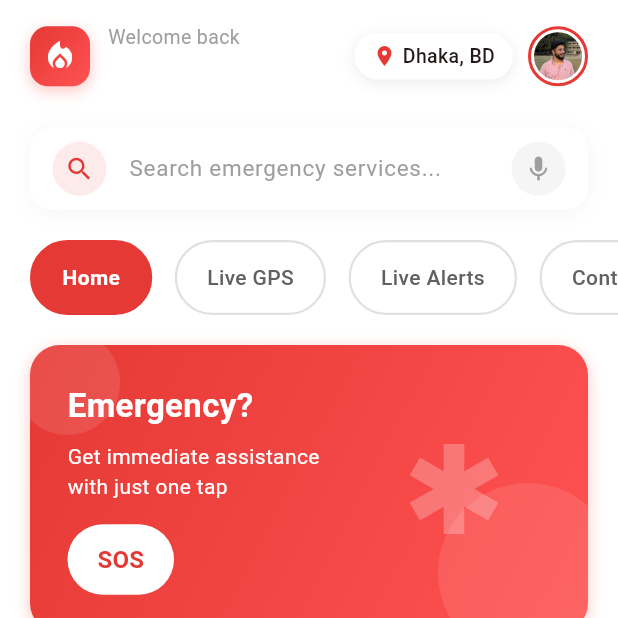
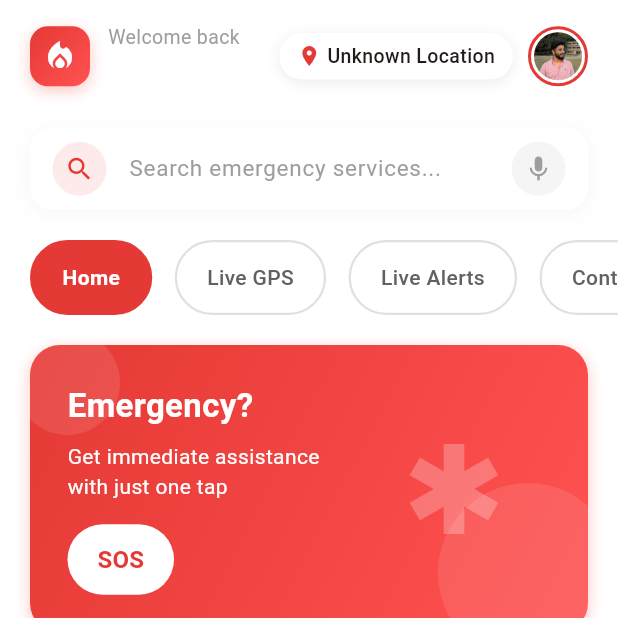
Before and after one commit to SiFAT-07/ResQ, a Flutter app: the HomePage screen opened directly, on a phone screen of 412 x 824 dp, the top half of it. Run offline on Flutter 3.47's test engine with Material 3 defaults, Android fonts, the phone set to English and light mode, and no system bars; our stand-ins replace geocoding, geolocator, permission_handler, shared_preferences; accounts and stored records are empty; network calls fail.

Commit message:
dynamic location fetching done

```diff
--- a/lib/HomePage.dart
+++ b/lib/HomePage.dart
@@ -4,6 +4,7 @@ import 'providers/auth_provider.dart';
 import 'Landing_Page.dart';
 import 'widgets/connection_error_widget.dart';
 import 'utils/provider_wrapper.dart';
+import 'services/location_service.dart';
 
 void main() {
   runApp(const ResQApp());
@@ -64,11 +65,14 @@ class _HomePageState extends State<HomePage> {
   bool _isLoading = true;
   bool _isConnectionError = false;
   String? _errorMessage;
+  String? _cityName;
+  bool _isLoadingLocation = true;
 
   @override
   void initState() {
     super.initState();
     _loadUserProfile();
+    _getCurrentLocation();
   }
 
   // Load user profile data
@@ -142,6 +146,42 @@ class _HomePageState extends State<HomePage> {
     );
   }
 
+  // Get current location
+  Future<void> _getCurrentLocation() async {
+    setState(() => _isLoadingLocation = true);
+
+    try {
+      final locationService = LocationService();
+      await locationService.getCurrentLocation(context);
+      final city = await locationService.getCityName(context);
+
+      if (city != null) {
+        setState(() {
+          _cityName = city;
+
+          // Update the provider with location data
+          final authProvider = Provider.of<AuthProvider>(context, listen: false);
+          authProvider.setUserLocation(
+            city,
+            locationService.currentPosition?.latitude,
+            locationService.currentPosition?.longitude
+          );
+        });
+      } else {
+        setState(() {
+          _cityName = 'Unknown Location';
+        });
+      }
+    } catch (e) {
+      debugPrint('Error getting location: $e');
+      setState(() {
+        _cityName = 'Location Unavailable';
+      });
+    } finally {
+      setState(() => _isLoadingLocation = false);
+    }
+  }
+
   @override
   Widget build(BuildContext context) {
     final authProvider = Provider.of<AuthProvider>(context);
@@ -181,6 +221,9 @@ class _HomePageState extends State<HomePage> {
   }
 
   Widget _buildHeader(String userName) {
+    final authProvider = Provider.of<AuthProvider>(context);
+    final displayCity = authProvider.city ?? _cityName ?? 'Tap to get location';
+
     return Padding(
       padding: const EdgeInsets.fromLTRB(20, 15, 20, 10),
       child: Row(
@@ -237,7 +280,13 @@ class _HomePageState extends State<HomePage> {
           // Profile and location
           Row(
             children: [
-              Container(
+              GestureDetector(
+                onTap: () {
+                  if (!_isLoadingLocation) {
+                    _getCurrentLocation();
+                  }
+                },
+                child: Container(
                   padding: const EdgeInsets.symmetric(
                     horizontal: 12,
                     vertical: 6,
@@ -254,17 +303,27 @@ class _HomePageState extends State<HomePage> {
                     ],
                   ),
                   child: Row(
-                  children: const [
-                    Icon(Icons.location_on, color: Color(0xFFE53935), size: 16),
-                    SizedBox(width: 4),
+                    children: [
+                      _isLoadingLocation
+                          ? SizedBox(
+                              width: 16,
+                              height: 16,
+                              child: CircularProgressIndicator(
+                                strokeWidth: 2,
+                                color: Color(0xFFE53935),
+                              ),
+                            )
+                          : Icon(Icons.location_on, color: Color(0xFFE53935), size: 16),
+                      const SizedBox(width: 4),
                       Text(
-                      'Dhaka, BD',
-                      style: TextStyle(
+                        displayCity,
+                        style: const TextStyle(
                           fontSize: 13,
                           fontWeight: FontWeight.w500,
                         ),
                       ),
                     ],
+                  ),
                 ),
               ),
               const SizedBox(width: 10),
--- a/lib/providers/auth_provider.dart
+++ b/lib/providers/auth_provider.dart
@@ -51,6 +51,9 @@ class AuthProvider with ChangeNotifier {
   User? _user;
   AuthStatus _status = AuthStatus.initial;
   String? _errorMessage;
+  String? _city;
+  double? _latitude;
+  double? _longitude;
 
   // Base API URL - Updated to use 10.0.2.2 for Android emulator
   final String _baseUrl = 'http://10.0.2.2:8000/api';
@@ -67,6 +70,17 @@ class AuthProvider with ChangeNotifier {
   AuthStatus get status => _status;
   bool get isAuthenticated => _status == AuthStatus.authenticated;
   String? get errorMessage => _errorMessage;
+  String? get city => _city;
+  double? get latitude => _latitude;
+  double? get longitude => _longitude;
+
+  // Set user location
+  void setUserLocation(String? city, double? latitude, double? longitude) {
+    _city = city;
+    _latitude = latitude;
+    _longitude = longitude;
+    notifyListeners();
+  }
 
   // Login method
   Future<bool> login(String username, String password) async {
@@ -88,6 +102,21 @@ class AuthProvider with ChangeNotifier {
         _refreshToken = data['refresh'];
         _user = User.fromJson(data['user']);
         _status = AuthStatus.authenticated;
+
+        // Check if location data is available in the response
+        if (data['user'] != null &&
+            data['user']['location'] != null) {
+          final location = data['user']['location'];
+          if (location['city'] != null) {
+            _city = location['city'];
+          }
+          if (location['latitude'] != null) {
+            _latitude = location['latitude'];
+          }
+          if (location['longitude'] != null) {
+            _longitude = location['longitude'];
+          }
+        }
 
         notifyListeners();
         return true;
--- a/pubspec.yaml
+++ b/pubspec.yaml
@@ -35,6 +35,9 @@ dependencies:
   http: ^1.1.0
   provider: ^6.0.5
   shared_preferences: ^2.2.0
+  geolocator: ^9.0.2
+  geocoding: ^2.1.0
+  permission_handler: ^10.2.0
 
   # The following adds the Cupertino Icons font to your application.
   # Use with the CupertinoIcons class for iOS style icons.
```
Also changed, not shown: lib/FireStationDashboard.dart (+61 -3 lines), lib/VolunteerDashboard.dart (+61 -3 lines), lib/login.dart (+6 -1 lines), lib/services/location_service.dart (added, +184 -0 lines), pubspec.lock. Lines whose indentation alone changed are shown as unchanged.
